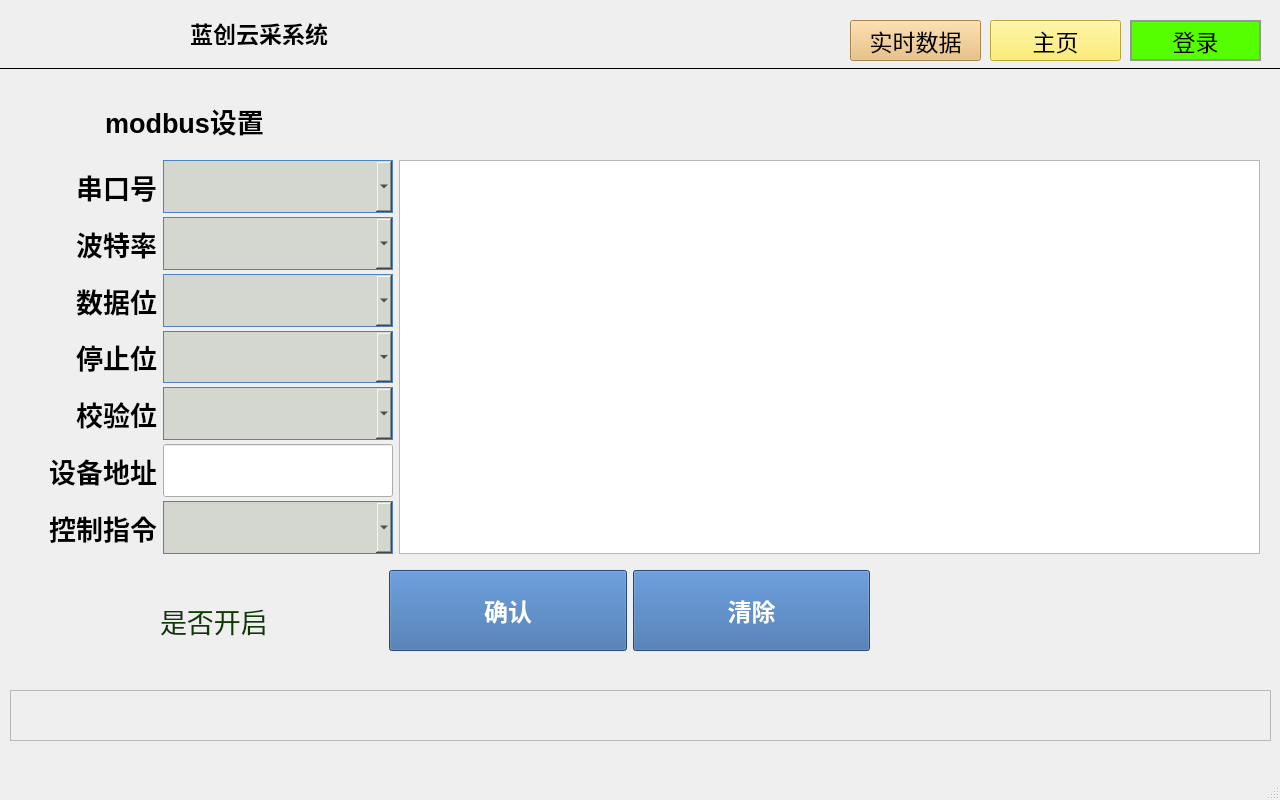
Before: the Qt Designer form qt-app-master/mainwindow.ui in aa123Eason/workcode, drawn with Qt 5.
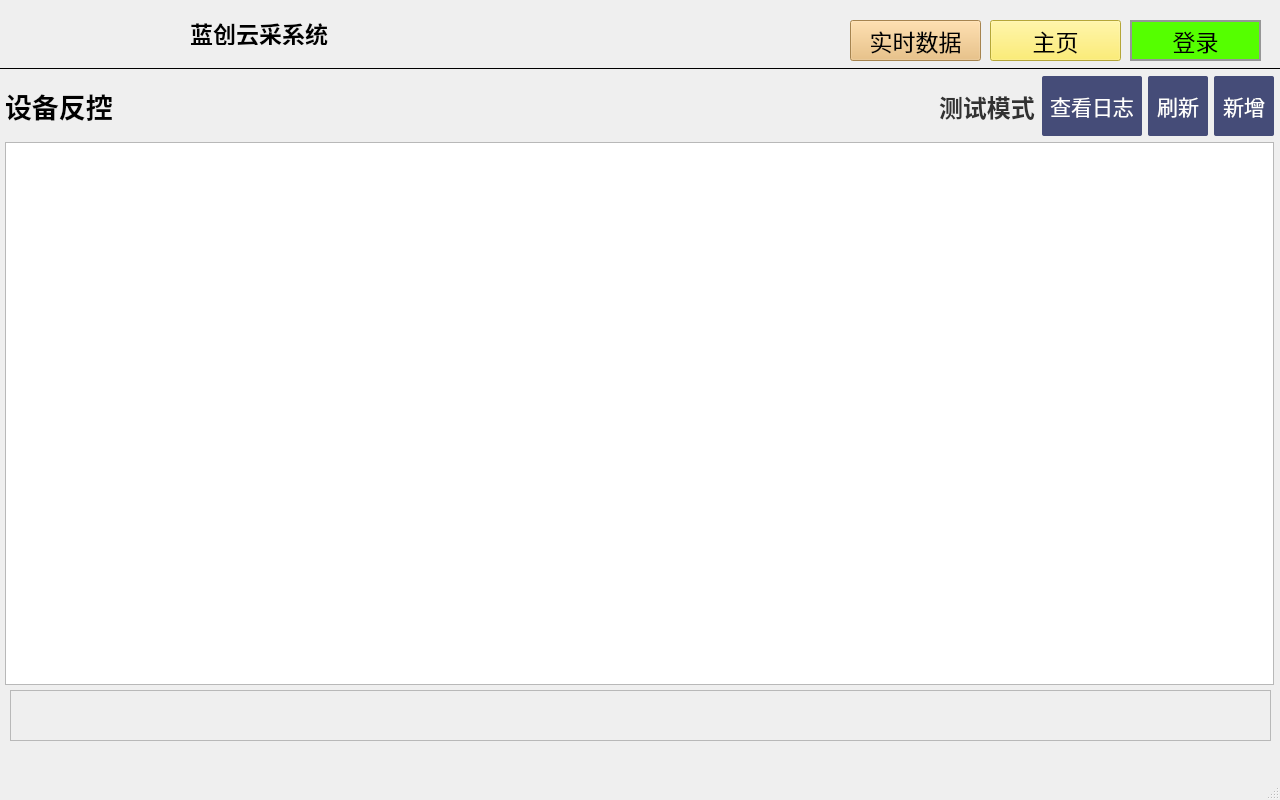
After: the same form once the commit is applied. Icons and pictures are not drawn.

Commit message: 完成反控功能

```diff
--- a/qt-app-master/mainwindow.ui
+++ b/qt-app-master/mainwindow.ui
@@ -152,10 +152,16 @@
      <rect>
       <x>-1</x>
       <y>70</y>
-      <width>1271</width>
-      <height>611</height>
+      <width>1281</width>
+      <height>621</height>
      </rect>
     </property>
+    <property name="sizePolicy">
+     <sizepolicy hsizetype="Fixed" vsizetype="Fixed">
+      <horstretch>0</horstretch>
+      <verstretch>0</verstretch>
+     </sizepolicy>
+    </property>
     <property name="font">
      <font>
       <pointsize>16</pointsize>
@@ -167,7 +173,7 @@
      <string notr="true"/>
     </property>
     <property name="currentIndex">
-     <number>13</number>
+     <number>14</number>
     </property>
     <widget class="QWidget" name="page_1">
      <widget class="QScrollArea" name="scrollArea_3">
@@ -5124,6 +5130,235 @@
       </layout>
      </widget>
     </widget>
+    <widget class="QWidget" name="page_DRCA">
+     <layout class="QVBoxLayout" name="verticalLayout_6" stretch="1,9">
+      <property name="sizeConstraint">
+       <enum>QLayout::SetMaximumSize</enum>
+      </property>
+      <property name="leftMargin">
+       <number>6</number>
+      </property>
+      <property name="topMargin">
+       <number>6</number>
+      </property>
+      <property name="rightMargin">
+       <number>6</number>
+      </property>
+      <property name="bottomMargin">
+       <number>6</number>
+      </property>
+      <item>
+       <layout class="QHBoxLayout" name="horizontalLayout_17" stretch="7,0,0,0,0">
+        <item>
+         <widget class="QLabel" name="label_50">
+          <property name="font">
+           <font>
+            <pointsize>20</pointsize>
+            <weight>75</weight>
+            <bold>true</bold>
+           </font>
+          </property>
+          <property name="text">
+           <string>设备反控</string>
+          </property>
+          <property name="alignment">
+           <set>Qt::AlignLeading|Qt::AlignLeft|Qt::AlignVCenter</set>
+          </property>
+         </widget>
+        </item>
+        <item>
+         <widget class="QCheckBox" name="testMode">
+          <property name="sizePolicy">
+           <sizepolicy hsizetype="Minimum" vsizetype="Preferred">
+            <horstretch>0</horstretch>
+            <verstretch>0</verstretch>
+           </sizepolicy>
+          </property>
+          <property name="font">
+           <font>
+            <pointsize>18</pointsize>
+            <weight>75</weight>
+            <bold>true</bold>
+           </font>
+          </property>
+          <property name="styleSheet">
+           <string notr="true">QCheckBox{
+	border: none;/*最外层边框*/
+}
+QCheckBox::indicator{/*选择框尺寸*/
+    background-color: rgba(0, 0, 0, 0);
+	color:black;
+    border: 0px solid #b1b1b1;
+        width: 38px;
+        height: 32px;
+}
+QCheckBox:enabled:checked{
+        color: rgb(0, 60, 0);
+        font 14px &quot;黑体&quot;;
+}
+QCheckBox:enabled:!checked{
+        color: rgb(50, 50, 50);
+        font 14px &quot;黑体&quot;;
+
+}
+QCheckBox:enabled:hover{
+        font 14px &quot;黑体&quot;;
+        color: rgb(0, 20, 155);
+}
+QCheckBox:!enabled{
+	color: rgb(80, 80, 80);
+}
+ 
+QCheckBox::indicator:unchecked {
+    image:url(&quot;:images/Off.png&quot;)
+}
+
+QCheckBox::indicator:checked {
+    image:url(&quot;:images/On.png&quot;)
+}
+</string>
+          </property>
+          <property name="text">
+           <string>测试模式</string>
+          </property>
+         </widget>
+        </item>
+        <item>
+         <widget class="QPushButton" name="log">
+          <property name="sizePolicy">
+           <sizepolicy hsizetype="Preferred" vsizetype="Preferred">
+            <horstretch>0</horstretch>
+            <verstretch>0</verstretch>
+           </sizepolicy>
+          </property>
+          <property name="font">
+           <font>
+            <pointsize>16</pointsize>
+           </font>
+          </property>
+          <property name="styleSheet">
+           <string notr="true">QPushButton{
+background-color: rgb(69, 76, 120);
+color: rgb(255, 255, 255);
+border: none;
+border-radius: 2px;
+width:100px;
+
+}
+ 
+QPushButton:hover{
+background-color: rgb(0, 0, 152);
+color: rgb(255, 255, 255);
+border: none;
+border-radius: 3px;
+
+}
+ 
+QPushButton:pressed{
+background-color: rgb(0, 0, 152);
+color: rgb(255, 255, 255);
+
+}
+</string>
+          </property>
+          <property name="text">
+           <string>查看日志</string>
+          </property>
+         </widget>
+        </item>
+        <item>
+         <widget class="QPushButton" name="btn_refresh">
+          <property name="sizePolicy">
+           <sizepolicy hsizetype="Minimum" vsizetype="Preferred">
+            <horstretch>0</horstretch>
+            <verstretch>0</verstretch>
+           </sizepolicy>
+          </property>
+          <property name="font">
+           <font>
+            <pointsize>16</pointsize>
+           </font>
+          </property>
+          <property name="styleSheet">
+           <string notr="true">QPushButton{
+background-color: rgb(69, 76, 120);
+color: rgb(255, 255, 255);
+border: none;
+border-radius: 2px;
+width:60px;
+
+}
+ 
+QPushButton:hover{
+background-color: rgb(0, 0, 152);
+color: rgb(255, 255, 255);
+border: none;
+border-radius: 3px;
+
+}
+ 
+QPushButton:pressed{
+background-color: rgb(0, 0, 152);
+color: rgb(255, 255, 255);
+
+}
+</string>
+          </property>
+          <property name="text">
+           <string>刷新</string>
+          </property>
+         </widget>
+        </item>
+        <item>
+         <widget class="QPushButton" name="btn_add">
+          <property name="sizePolicy">
+           <sizepolicy hsizetype="Minimum" vsizetype="Preferred">
+            <horstretch>0</horstretch>
+            <verstretch>0</verstretch>
+           </sizepolicy>
+          </property>
+          <property name="font">
+           <font>
+            <pointsize>16</pointsize>
+           </font>
+          </property>
+          <property name="styleSheet">
+           <string notr="true">QPushButton{
+background-color: rgb(69, 76, 120);
+color: rgb(255, 255, 255);
+border: none;
+border-radius: 2px;
+width:60px;
+
+}
+ 
+QPushButton:hover{
+background-color: rgb(0, 0, 152);
+color: rgb(255, 255, 255);
+border: none;
+border-radius: 3px;
+
+}
+ 
+QPushButton:pressed{
+background-color: rgb(0, 0, 152);
+color: rgb(255, 255, 255);
+
+}
+</string>
+          </property>
+          <property name="text">
+           <string>新增</string>
+          </property>
+         </widget>
+        </item>
+       </layout>
+      </item>
+      <item>
+       <widget class="QTableWidget" name="device_table"/>
+      </item>
+     </layout>
+    </widget>
    </widget>
    <widget class="QPushButton" name="data">
     <property name="geometry">
```
Left out of the diff: 58 changed lines with no effect on the pictures. The commit also changes 17 other files.
